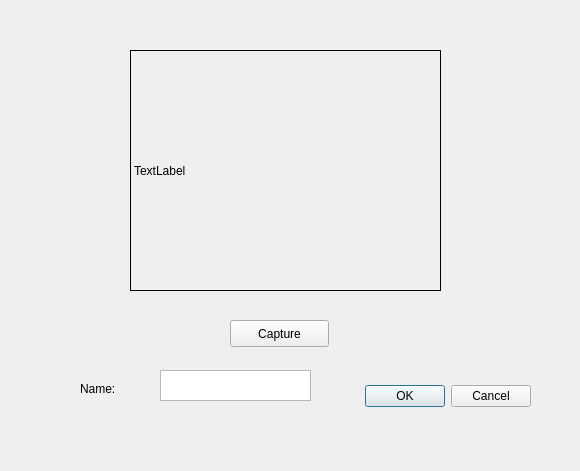
Gilbert-Chou/Embedded-System-HW, file hw4/project4/dialog.ui: the form before one commit.
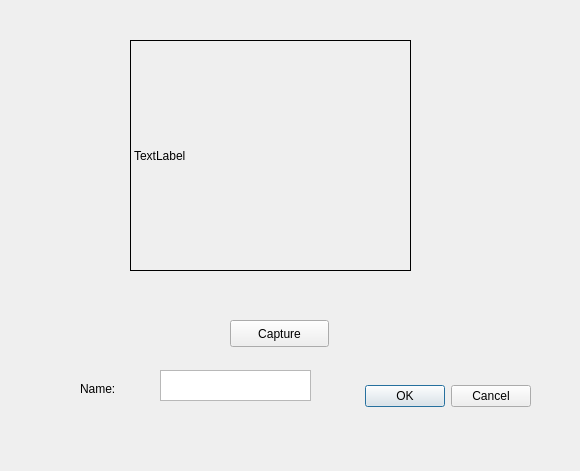
The form after the commit.

The edit to the form file:
```diff
--- a/hw4/project4/dialog.ui
+++ b/hw4/project4/dialog.ui
@@ -59,9 +59,9 @@
    <property name="geometry">
     <rect>
      <x>130</x>
-     <y>50</y>
-     <width>311</width>
-     <height>241</height>
+     <y>40</y>
+     <width>281</width>
+     <height>231</height>
     </rect>
    </property>
    <property name="frameShape">
```
